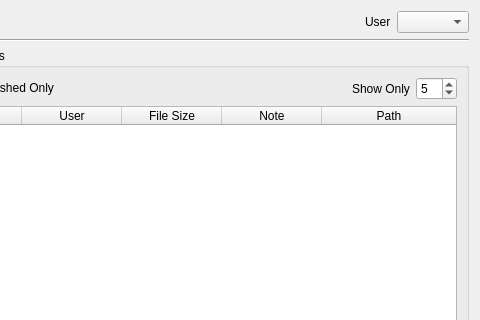
Old version of the form oyProjectManager/ui/version_creator.ui in the repository code-google-com/oyprojectmanager; both pictures show x 800 to 1280 and y 0 to 320 of the 1280 by 689 pixel window.
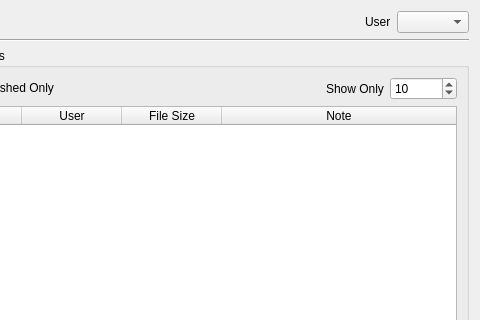
New version of the form.

Commit message: changed the version_creator interface, now it doesn't show full path

What changed in the file:
```diff
--- a/oyProjectManager/ui/version_creator.ui
+++ b/oyProjectManager/ui/version_creator.ui
@@ -631,8 +631,11 @@
              </item>
              <item>
               <widget class="QSpinBox" name="version_count_spinBox">
+               <property name="maximum">
+                <number>999999</number>
+               </property>
                <property name="value">
-                <number>5</number>
+                <number>10</number>
                </property>
               </widget>
              </item>
@@ -652,6 +655,9 @@
              <property name="showGrid">
               <bool>false</bool>
              </property>
+             <property name="columnCount">
+              <number>4</number>
+             </property>
              <attribute name="horizontalHeaderStretchLastSection">
               <bool>true</bool>
              </attribute>
@@ -678,11 +684,6 @@
                <string>Note</string>
               </property>
              </column>
-             <column>
-              <property name="text">
-               <string>Path</string>
-              </property>
-             </column>
             </widget>
            </item>
            <item>
```
The commit also changes 3 other files.
